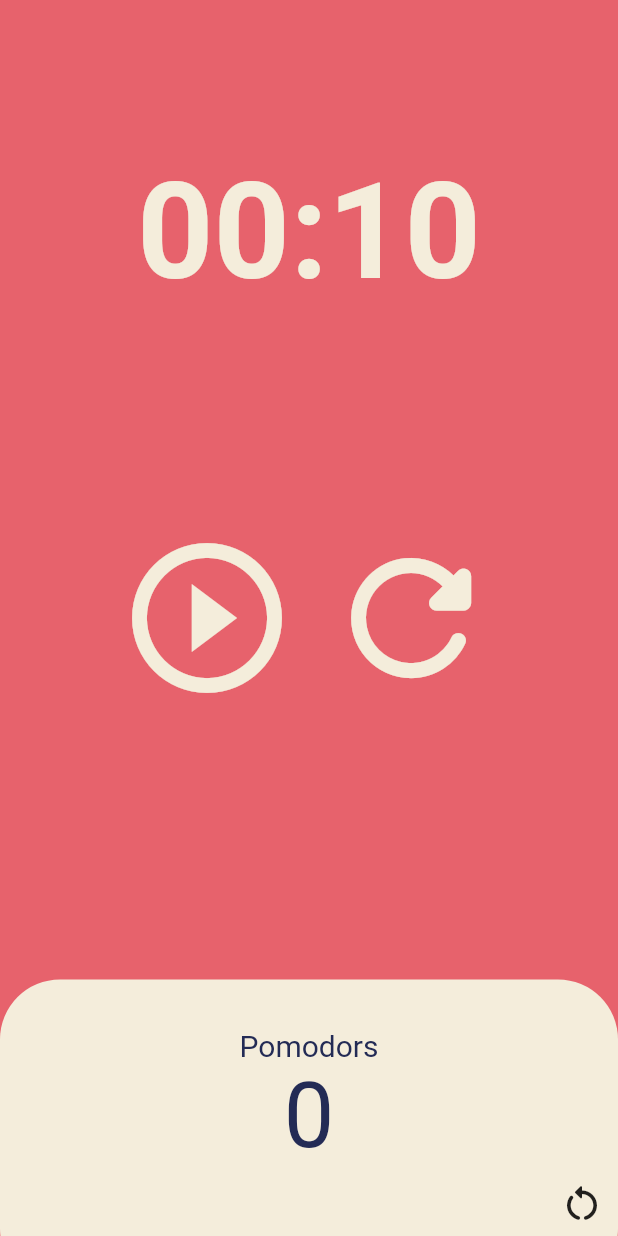
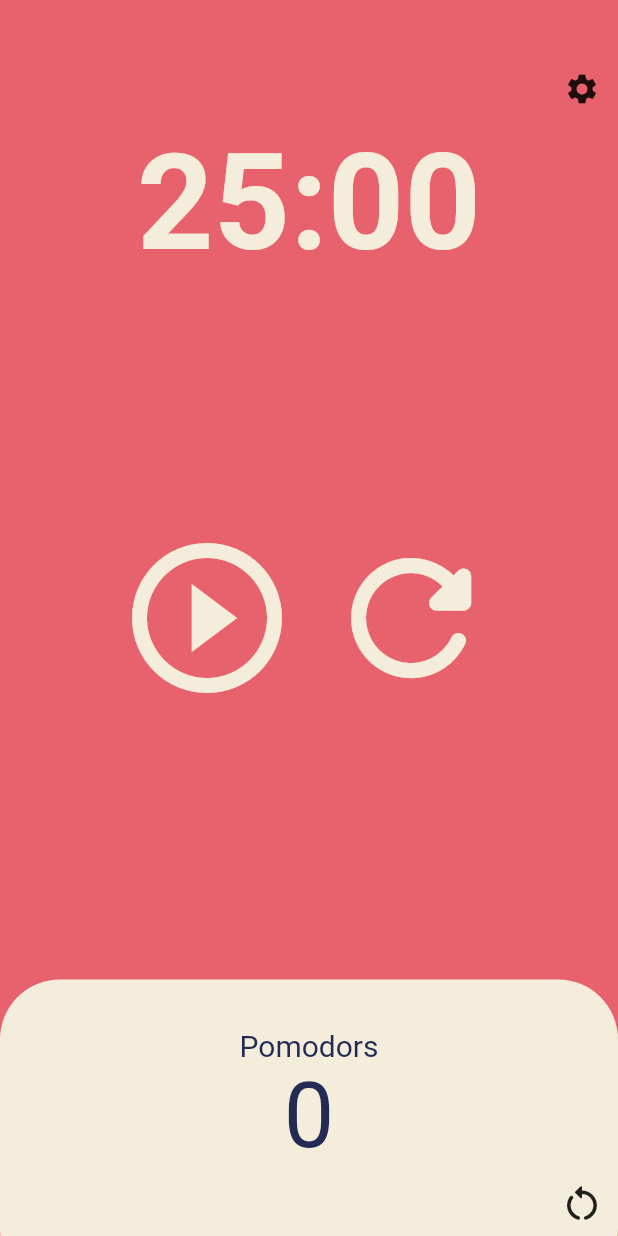
Before and after one commit to min1049/FlutterPomodoros, a Flutter app: the screen it shows after launch, on a phone screen of 412 x 824 dp. Run offline on Flutter 3.47's test engine with Material 2 defaults, Android fonts, the phone set to English and light mode, and no system bars.

Commit message:
plus setting

```diff
--- a/lib/screens/home_screen.dart
+++ b/lib/screens/home_screen.dart
@@ -1,16 +1,21 @@
 import 'package:flutter/material.dart';
 import 'dart:async';
 
+import 'package:toonflix2/screens/setting_screen.dart';
+
 class HomeScreen extends StatefulWidget {
-  const HomeScreen({super.key});
+  const HomeScreen({
+    super.key,
+  });
 
   @override
   State<HomeScreen> createState() => _HomeScreenState();
 }
 
 class _HomeScreenState extends State<HomeScreen> {
-  static const tewentyFiveMinutes = 10;
-  int totalSeconds = tewentyFiveMinutes;
+  static late String returnData;
+  late int inputSeconds;
+  late int totalSeconds;
   late Timer timer;
   bool isRunning = false;
   bool isComplete = false;
@@ -22,7 +27,7 @@ class _HomeScreenState extends State<HomeScreen> {
         totalPomodoros = totalPomodoros + 1;
         isRunning = false;
         isComplete = true;
-        totalSeconds = tewentyFiveMinutes;
+        totalSeconds = inputSeconds;
       });
       timer.cancel();
     } else {
@@ -56,13 +61,32 @@ class _HomeScreenState extends State<HomeScreen> {
   void onRefreshPressed() {
     setState(() {
       isComplete = true;
-      totalSeconds = tewentyFiveMinutes;
+      totalSeconds = inputSeconds;
+    });
+  }
+
+  void goToSettingPressed() async {
+    returnData = await Navigator.push(
+      context,
+      MaterialPageRoute(builder: (context) => const SettingScreen()),
+    );
+    setState(() {
+      inputSeconds = int.parse(returnData) * 60;
+      totalSeconds = inputSeconds;
     });
   }
 
   String format(int seconds) {
     var duration = Duration(seconds: seconds);
     return duration.toString().split(".").first.substring(2, 7);
+  }
+
+  @override
+  void initState() {
+    returnData = '1500';
+    inputSeconds = 1500;
+    totalSeconds = inputSeconds;
+    super.initState();
   }
 
   @override
@@ -73,7 +97,21 @@ class _HomeScreenState extends State<HomeScreen> {
         children: [
           Flexible(
             flex: 1,
-            child: Container(
+            child: Transform.translate(
+              offset: const Offset(0, 8),
+              child: Column(
+                mainAxisAlignment: MainAxisAlignment.center,
+                children: [
+                  Row(
+                    mainAxisAlignment: MainAxisAlignment.end,
+                    children: [
+                      IconButton(
+                        icon: const Icon(Icons.settings),
+                        onPressed: goToSettingPressed,
+                      ),
+                    ],
+                  ),
+                  Container(
                     alignment: Alignment.bottomCenter,
                     child: Text(
                       format(totalSeconds),
@@ -82,6 +120,35 @@ class _HomeScreenState extends State<HomeScreen> {
                         fontSize: 89,
                         fontWeight: FontWeight.w600,
                       ),
+                    ),
+                  ),
+                  /*
+                  Row(
+                    mainAxisAlignment: MainAxisAlignment.spaceBetween,
+                    children: [
+                      Text(
+                        returnData,
+                        style: const TextStyle(
+                          fontSize: 20,
+                        ),
+                      ),
+                      Text(
+                        '$inputSeconds',
+                        style: const TextStyle(
+                          fontSize: 20,
+                        ),
+                      ),
+                      Text(
+                        '$totalSeconds',
+                        style: const TextStyle(
+                          fontSize: 20,
+                        ),
+                      ),
+
+                    ],
+                  ),
+                  */
+                ],
               ),
             ),
           ),
@@ -164,8 +231,7 @@ class _HomeScreenState extends State<HomeScreen> {
                                     .headlineLarge!
                                     .color),
                           ),
-                          Container(
-                            child: Row(
+                          Row(
                             mainAxisAlignment: MainAxisAlignment.end,
                             children: [
                               IconButton(
@@ -173,7 +239,6 @@ class _HomeScreenState extends State<HomeScreen> {
                                   onPressed: onResetPressed,
                                   icon: const Icon(Icons.restart_alt_rounded))
                             ],
-                            ),
                           )
                         ],
                       ),
```
Also changed, not shown: lib/screens/setting_screen.dart (added, +93 -0 lines). Lines whose indentation alone changed are shown as unchanged.
